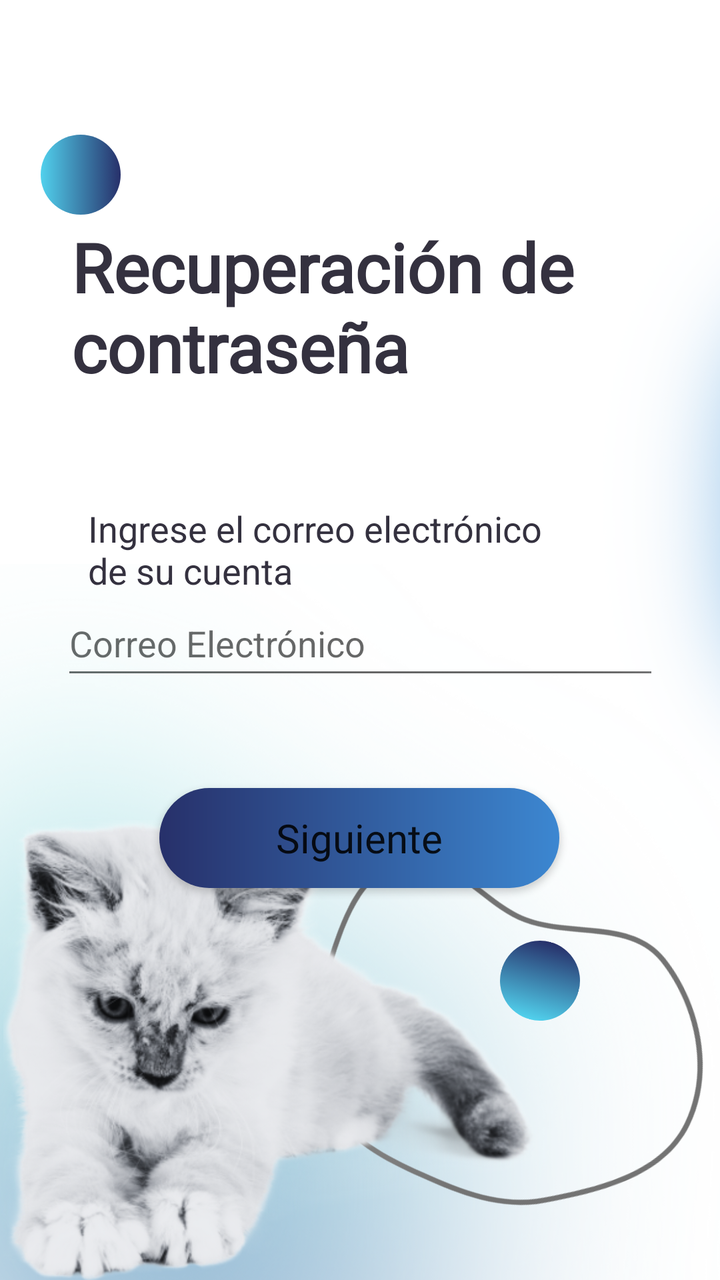
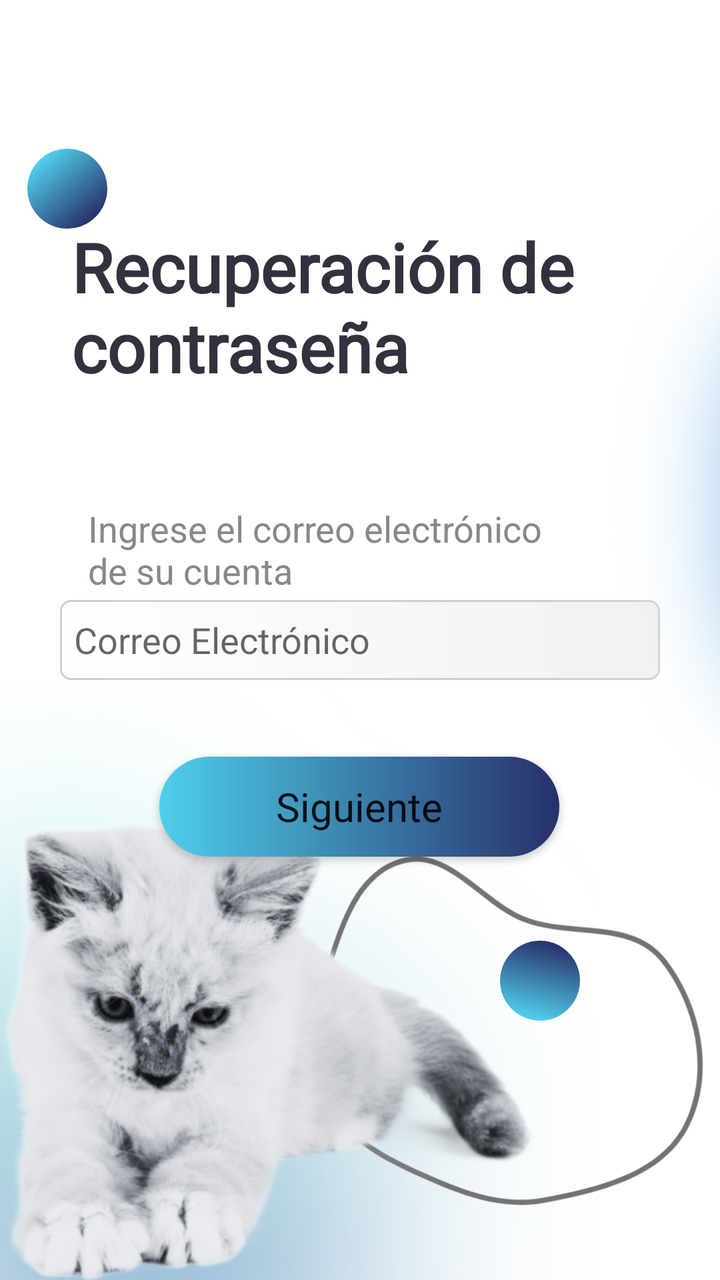

The first picture is an Android layout as it rendered before a commit; the second is the same layout after the commit. The layout source and the unified diff follow.
<!-- AndroidManifest.xml: application theme Theme.OnePetApp.NoActionBar -->
<!-- res/layout/activity_correoderecuperacion.xml -->
<?xml version="1.0" encoding="utf-8"?>
<androidx.constraintlayout.widget.ConstraintLayout xmlns:android="http://schemas.android.com/apk/res/android"
    xmlns:app="http://schemas.android.com/apk/res-auto"
    xmlns:tools="http://schemas.android.com/tools"
    android:id="@+id/main"
    android:layout_width="match_parent"
    android:layout_height="match_parent"
    tools:context=".correoderecuperacion">

    <androidx.constraintlayout.widget.ConstraintLayout
        android:layout_width="match_parent"
        android:layout_height="match_parent"
        android:background="#FFFFFF"
        android:backgroundTint="#FFFFFF">

        <ImageView
            android:id="@+id/imageView29"
            android:layout_width="wrap_content"
            android:layout_height="wrap_content"
            android:layout_marginBottom="392dp"
            app:layout_constraintBottom_toBottomOf="parent"
            app:layout_constraintEnd_toEndOf="parent"
            app:layout_constraintHorizontal_bias="0.0"
            app:layout_constraintStart_toStartOf="parent"
            app:srcCompat="@drawable/waverec1" />

        <EditText
            android:id="@+id/txtcorreorecupracion"
            android:layout_width="299dp"
            android:layout_height="49dp"
            android:ems="10"
            android:hint="Correo Electrónico"
            android:inputType="text"
            app:layout_constraintBottom_toBottomOf="parent"
            app:layout_constraintEnd_toEndOf="parent"
            app:layout_constraintStart_toStartOf="parent"
            app:layout_constraintTop_toTopOf="parent" />

        <ImageView
            android:id="@+id/imageView75"
            android:layout_width="wrap_content"
            android:layout_height="wrap_content"
            android:layout_marginTop="464dp"
            android:rotation="90"
            app:layout_constraintEnd_toEndOf="parent"
            app:layout_constraintHorizontal_bias="0.0"
            app:layout_constraintStart_toStartOf="parent"
            app:layout_constraintTop_toTopOf="@+id/imageView29"
            app:srcCompat="@drawable/degcelest" />

        <TextView
            android:id="@+id/textView13"
            android:layout_width="288dp"
            android:layout_height="98dp"
            android:fontFamily="@font/alata"
            android:text="Recuperación de contraseña"
            android:textAlignment="textStart"
            android:textColor="#34313F"
            android:textSize="34sp"
            android:textStyle="bold"
            app:layout_constraintBottom_toBottomOf="parent"
            app:layout_constraintEnd_toEndOf="parent"
            app:layout_constraintHorizontal_bias="0.495"
            app:layout_constraintStart_toStartOf="parent"
            app:layout_constraintTop_toTopOf="parent"
            app:layout_constraintVertical_bias="0.204" />

        <TextView
            android:id="@+id/textView14"
            android:layout_width="229dp"
            android:layout_height="55dp"
            android:text="Ingrese el correo electrónico de su cuenta"
            android:textAlignment="textStart"
            android:textColor="#34313F"
            android:textSize="18sp"
            app:layout_constraintBottom_toBottomOf="parent"
            app:layout_constraintEnd_toEndOf="parent"
            app:layout_constraintHorizontal_bias="0.335"
            app:layout_constraintStart_toStartOf="parent"
            app:layout_constraintTop_toTopOf="parent"
            app:layout_constraintVertical_bias="0.431" />

        <ImageView
            android:id="@+id/imageView77"
            android:layout_width="195dp"
            android:layout_height="206dp"
            android:rotation="-23"
            app:layout_constraintBottom_toBottomOf="parent"
            app:layout_constraintEnd_toEndOf="parent"
            app:layout_constraintHorizontal_bias="0.925"
            app:layout_constraintStart_toStartOf="parent"
            app:layout_constraintTop_toTopOf="parent"
            app:layout_constraintVertical_bias="0.943"
            app:srcCompat="@drawable/bgtres" />

        <ImageView
            android:id="@+id/imageView66"
            android:layout_width="wrap_content"
            android:layout_height="wrap_content"
            android:layout_marginTop="396dp"
            app:layout_constraintEnd_toEndOf="parent"
            app:layout_constraintHorizontal_bias="1.0"
            app:layout_constraintStart_toStartOf="parent"
            app:layout_constraintTop_toTopOf="parent"
            app:srcCompat="@drawable/waverec2" />

        <ImageView
            android:id="@+id/imageView73"
            android:layout_width="277dp"
            android:layout_height="230dp"
            app:layout_constraintBottom_toBottomOf="parent"
            app:layout_constraintEnd_toEndOf="parent"
            app:layout_constraintHorizontal_bias="0.0"
            app:layout_constraintStart_toStartOf="parent"
            app:layout_constraintTop_toTopOf="parent"
            app:layout_constraintVertical_bias="1.0"
            app:srcCompat="@drawable/imagengato4" />

        <ImageButton
            android:id="@+id/btnVolverCDR"
            android:layout_width="wrap_content"
            android:layout_height="wrap_content"
            android:backgroundTint="#00FFFFFF"
            android:tint="#FFFFFF"
            app:layout_constraintBottom_toBottomOf="parent"
            app:layout_constraintEnd_toEndOf="parent"
            app:layout_constraintHorizontal_bias="0.044"
            app:layout_constraintStart_toStartOf="parent"
            app:layout_constraintTop_toTopOf="parent"
            app:layout_constraintVertical_bias="0.019"
            app:srcCompat="@drawable/baseline_arrow_back_ios_24" />

        <Button
            android:id="@+id/btncorreorecuperacion"
            android:layout_width="200dp"
            android:layout_height="50dp"
            android:background="@drawable/btnazul"
            android:fontFamily="@font/alata"
            android:text="Siguiente"
            android:textAllCaps="false"
            android:textSize="20sp"
            app:backgroundTint="@null"
            app:layout_constraintBottom_toBottomOf="parent"
            app:layout_constraintEnd_toEndOf="parent"
            app:layout_constraintHorizontal_bias="0.497"
            app:layout_constraintStart_toStartOf="parent"
            app:layout_constraintTop_toTopOf="parent"
            app:layout_constraintVertical_bias="0.668" />

        <ImageView
            android:id="@+id/imageView76"
            android:layout_width="206dp"
            android:layout_height="181dp"
            android:layout_marginStart="256dp"
            app:layout_constraintBottom_toBottomOf="parent"
            app:layout_constraintStart_toStartOf="parent"
            app:layout_constraintTop_toTopOf="parent"
            app:layout_constraintVertical_bias="0.0"
            app:srcCompat="@drawable/blobw4" />

        <ImageView
            android:id="@+id/imageView78"
            android:layout_width="40dp"
            android:layout_height="40dp"
            android:rotation="-75"
            app:layout_constraintBottom_toBottomOf="parent"
            app:layout_constraintEnd_toEndOf="parent"
            app:layout_constraintHorizontal_bias="0.781"
            app:layout_constraintStart_toStartOf="parent"
            app:layout_constraintTop_toTopOf="parent"
            app:layout_constraintVertical_bias="0.784"
            app:srcCompat="@drawable/circulocelesteazul" />

        <ImageView
            android:id="@+id/imageView79"
            android:layout_width="366dp"
            android:layout_height="323dp"
            android:layout_marginStart="172dp"
            android:rotation="90"
            app:layout_constraintBottom_toBottomOf="parent"
            app:layout_constraintStart_toStartOf="parent"
            app:layout_constraintTop_toTopOf="parent"
            app:layout_constraintVertical_bias="0.25"
            app:srcCompat="@drawable/degb5" />

        <ImageView
            android:id="@+id/imageView80"
            android:layout_width="40dp"
            android:layout_height="40dp"
            app:layout_constraintBottom_toBottomOf="parent"
            app:layout_constraintEnd_toEndOf="parent"
            app:layout_constraintHorizontal_bias="0.064"
            app:layout_constraintStart_toStartOf="parent"
            app:layout_constraintTop_toTopOf="parent"
            app:layout_constraintVertical_bias="0.112"
            app:srcCompat="@drawable/circulocelesteazul" />

    </androidx.constraintlayout.widget.ConstraintLayout>

</androidx.constraintlayout.widget.ConstraintLayout>
<!-- resources referenced by this layout -->
<resources>
  <!-- drawable baseline_arrow_back_ios_24 (drawable) -->
  <vector xmlns:android="http://schemas.android.com/apk/res/android" android:autoMirrored="true" android:height="24dp" android:tint="#000000" android:viewportHeight="24" android:viewportWidth="24" android:width="24dp">
        
      <path android:fillColor="@android:color/white" android:pathData="M11.67,3.87L9.9,2.1 0,12l9.9,9.9 1.77,-1.77L3.54,12z"/>
      
  </vector>
  <!-- drawable bgtres: png bitmap (drawable, 17679 bytes) -->
  <!-- drawable blobw4: png bitmap (drawable, 11068 bytes) -->
  <!-- drawable btnazul (drawable) -->
  <?xml version="1.0" encoding="utf-8"?>
  <shape xmlns:android="http://schemas.android.com/apk/res/android"
      android:shape="rectangle">
      <gradient
          android:startColor="#27306A"
          android:endColor="#3C87D1">
      </gradient>
      <corners android:radius="1000dp"></corners>
  </shape>
  <!-- drawable circulocelesteazul (drawable) -->
  <?xml version="1.0" encoding="utf-8"?>
  <selector xmlns:android="http://schemas.android.com/apk/res/android">
      <item>
          <shape>
              <gradient
                  android:startColor="#51D1ED"
                  android:endColor="#27306A">
              </gradient>
              <corners android:radius="1000dp"></corners>
          </shape>
      </item>
  </selector>
  <!-- drawable degb5: png bitmap (drawable, 61787 bytes) -->
  <!-- drawable degcelest: png bitmap (drawable, 239595 bytes) -->
  <!-- drawable imagengato4: png bitmap (drawable, 179039 bytes) -->
  <!-- drawable waverec1: png bitmap (drawable, 12772 bytes) -->
  <!-- drawable waverec2: png bitmap (drawable, 8374 bytes) -->
  <style name="Theme.OnePetApp.NoActionBar">
          <item name="windowActionBar">false</item>
          <item name="windowNoTitle">true</item>
      </style>
</resources>

<!-- the commit's change to res/layout/activity_correoderecuperacion.xml (unified diff, before → after) -->
@@ -11,26 +11,28 @@
         android:layout_width="match_parent"
         android:layout_height="match_parent"
         android:background="#FFFFFF"
-        android:backgroundTint="#FFFFFF">
-
-        <ImageView
-            android:id="@+id/imageView29"
+        android:backgroundTint="#FFFFFF"
+        tools:layout_editor_absoluteX="0dp"
+        tools:layout_editor_absoluteY="-76dp">
+
+        <ImageView
+            android:id="@+id/imageView238"
             android:layout_width="wrap_content"
             android:layout_height="wrap_content"
-            android:layout_marginBottom="392dp"
-            app:layout_constraintBottom_toBottomOf="parent"
-            app:layout_constraintEnd_toEndOf="parent"
-            app:layout_constraintHorizontal_bias="0.0"
-            app:layout_constraintStart_toStartOf="parent"
-            app:srcCompat="@drawable/waverec1" />
+            android:layout_marginBottom="544dp"
+            app:layout_constraintBottom_toBottomOf="parent"
+            app:layout_constraintStart_toStartOf="parent"
+            app:srcCompat="@drawable/wavecomplete2" />
 
         <EditText
             android:id="@+id/txtcorreorecupracion"
-            android:layout_width="299dp"
-            android:layout_height="49dp"
+            android:layout_width="300dp"
+            android:layout_height="40dp"
+            android:background="@drawable/bordecajasg"
             android:ems="10"
             android:hint="Correo Electrónico"
             android:inputType="text"
+            android:padding="7dp"
             app:layout_constraintBottom_toBottomOf="parent"
             app:layout_constraintEnd_toEndOf="parent"
             app:layout_constraintStart_toStartOf="parent"
@@ -38,14 +40,15 @@
 
         <ImageView
             android:id="@+id/imageView75"
-            android:layout_width="wrap_content"
-            android:layout_height="wrap_content"
-            android:layout_marginTop="464dp"
+            android:layout_width="300dp"
+            android:layout_height="300dp"
             android:rotation="90"
+            app:layout_constraintBottom_toBottomOf="parent"
             app:layout_constraintEnd_toEndOf="parent"
             app:layout_constraintHorizontal_bias="0.0"
             app:layout_constraintStart_toStartOf="parent"
-            app:layout_constraintTop_toTopOf="@+id/imageView29"
+            app:layout_constraintTop_toTopOf="parent"
+            app:layout_constraintVertical_bias="1.0"
             app:srcCompat="@drawable/degcelest" />
 
         <TextView
@@ -71,7 +74,7 @@
             android:layout_height="55dp"
             android:text="Ingrese el correo electrónico de su cuenta"
             android:textAlignment="textStart"
-            android:textColor="#34313F"
+            android:textColor="#8C8686"
             android:textSize="18sp"
             app:layout_constraintBottom_toBottomOf="parent"
             app:layout_constraintEnd_toEndOf="parent"
@@ -92,17 +95,6 @@
             app:layout_constraintTop_toTopOf="parent"
             app:layout_constraintVertical_bias="0.943"
             app:srcCompat="@drawable/bgtres" />
-
-        <ImageView
-            android:id="@+id/imageView66"
-            android:layout_width="wrap_content"
-            android:layout_height="wrap_content"
-            android:layout_marginTop="396dp"
-            app:layout_constraintEnd_toEndOf="parent"
-            app:layout_constraintHorizontal_bias="1.0"
-            app:layout_constraintStart_toStartOf="parent"
-            app:layout_constraintTop_toTopOf="parent"
-            app:srcCompat="@drawable/waverec2" />
 
         <ImageView
             android:id="@+id/imageView73"
@@ -130,11 +122,69 @@
             app:layout_constraintVertical_bias="0.019"
             app:srcCompat="@drawable/baseline_arrow_back_ios_24" />
 
+        <ImageView
+            android:id="@+id/imageView76"
+            android:layout_width="206dp"
+            android:layout_height="181dp"
+            android:layout_marginStart="256dp"
+            app:layout_constraintBottom_toBottomOf="parent"
+            app:layout_constraintStart_toStartOf="parent"
+            app:layout_constraintTop_toTopOf="parent"
+            app:layout_constraintVertical_bias="0.0"
+            app:srcCompat="@drawable/blobw4" />
+
+        <ImageView
+            android:id="@+id/imageView78"
+            android:layout_width="40dp"
+            android:layout_height="40dp"
+            android:rotation="-75"
+            app:layout_constraintBottom_toBottomOf="parent"
+            app:layout_constraintEnd_toEndOf="parent"
+            app:layout_constraintHorizontal_bias="0.781"
+            app:layout_constraintStart_toStartOf="parent"
+            app:layout_constraintTop_toTopOf="parent"
+            app:layout_constraintVertical_bias="0.784"
+            app:srcCompat="@drawable/circulocelesteazul" />
+
+        <ImageView
+            android:id="@+id/imageView79"
+            android:layout_width="366dp"
+            android:layout_height="323dp"
+            android:layout_marginStart="172dp"
+            android:rotation="90"
+            app:layout_constraintBottom_toBottomOf="parent"
+            app:layout_constraintStart_toStartOf="parent"
+            app:layout_constraintTop_toTopOf="parent"
+            app:layout_constraintVertical_bias="0.25"
+            app:srcCompat="@drawable/degb5" />
+
+        <ImageView
+            android:id="@+id/imageView80"
+            android:layout_width="40dp"
+            android:layout_height="40dp"
+            android:rotation="49"
+            app:layout_constraintBottom_toBottomOf="parent"
+            app:layout_constraintEnd_toEndOf="parent"
+            app:layout_constraintHorizontal_bias="0.043"
+            app:layout_constraintStart_toStartOf="parent"
+            app:layout_constraintTop_toTopOf="parent"
+            app:layout_constraintVertical_bias="0.124"
+            app:srcCompat="@drawable/circulocelesteazul" />
+
+        <ImageView
+            android:id="@+id/imageView239"
+            android:layout_width="wrap_content"
+            android:layout_height="wrap_content"
+            android:layout_marginTop="424dp"
+            app:layout_constraintTop_toTopOf="parent"
+            app:srcCompat="@drawable/waveesquina1"
+            tools:layout_editor_absoluteX="16dp" />
+
         <Button
             android:id="@+id/btncorreorecuperacion"
             android:layout_width="200dp"
             android:layout_height="50dp"
-            android:background="@drawable/btnazul"
+            android:background="@drawable/btnsi"
             android:fontFamily="@font/alata"
             android:text="Siguiente"
             android:textAllCaps="false"
@@ -145,55 +195,7 @@
             app:layout_constraintHorizontal_bias="0.497"
             app:layout_constraintStart_toStartOf="parent"
             app:layout_constraintTop_toTopOf="parent"
-            app:layout_constraintVertical_bias="0.668" />
-
-        <ImageView
-            android:id="@+id/imageView76"
-            android:layout_width="206dp"
-            android:layout_height="181dp"
-            android:layout_marginStart="256dp"
-            app:layout_constraintBottom_toBottomOf="parent"
-            app:layout_constraintStart_toStartOf="parent"
-            app:layout_constraintTop_toTopOf="parent"
-            app:layout_constraintVertical_bias="0.0"
-            app:srcCompat="@drawable/blobw4" />
-
-        <ImageView
-            android:id="@+id/imageView78"
-            android:layout_width="40dp"
-            android:layout_height="40dp"
-            android:rotation="-75"
-            app:layout_constraintBottom_toBottomOf="parent"
-            app:layout_constraintEnd_toEndOf="parent"
-            app:layout_constraintHorizontal_bias="0.781"
-            app:layout_constraintStart_toStartOf="parent"
-            app:layout_constraintTop_toTopOf="parent"
-            app:layout_constraintVertical_bias="0.784"
-            app:srcCompat="@drawable/circulocelesteazul" />
-
-        <ImageView
-            android:id="@+id/imageView79"
-            android:layout_width="366dp"
-            android:layout_height="323dp"
-            android:layout_marginStart="172dp"
-            android:rotation="90"
-            app:layout_constraintBottom_toBottomOf="parent"
-            app:layout_constraintStart_toStartOf="parent"
-            app:layout_constraintTop_toTopOf="parent"
-            app:layout_constraintVertical_bias="0.25"
-            app:srcCompat="@drawable/degb5" />
-
-        <ImageView
-            android:id="@+id/imageView80"
-            android:layout_width="40dp"
-            android:layout_height="40dp"
-            app:layout_constraintBottom_toBottomOf="parent"
-            app:layout_constraintEnd_toEndOf="parent"
-            app:layout_constraintHorizontal_bias="0.064"
-            app:layout_constraintStart_toStartOf="parent"
-            app:layout_constraintTop_toTopOf="parent"
-            app:layout_constraintVertical_bias="0.112"
-            app:srcCompat="@drawable/circulocelesteazul" />
+            app:layout_constraintVertical_bias="0.641" />
 
     </androidx.constraintlayout.widget.ConstraintLayout>
 
<!-- resource entries referenced after the edit -->
@@ -8,13 +8,29 @@
   </vector>
   <!-- drawable bgtres: png bitmap (drawable, 17679 bytes) -->
   <!-- drawable blobw4: png bitmap (drawable, 11068 bytes) -->
-  <!-- drawable btnazul (drawable) -->
+  <!-- drawable bordecajasg (drawable) -->
+  <?xml version="1.0" encoding="utf-8"?>
+  <selector xmlns:android="http://schemas.android.com/apk/res/android">
+      <item>
+          <shape>
+              <gradient
+                  android:startColor="#ffffff"
+                  android:endColor="#f1f1f1">
+              </gradient>
+              <corners android:radius="5dp">
+              </corners>
+              <stroke android:width="1dp"
+                  android:color="#cfcfcf" />
+          </shape>
+      </item>
+  </selector>
+  <!-- drawable btnsi (drawable) -->
   <?xml version="1.0" encoding="utf-8"?>
   <shape xmlns:android="http://schemas.android.com/apk/res/android"
       android:shape="rectangle">
       <gradient
-          android:startColor="#27306A"
-          android:endColor="#3C87D1">
+          android:startColor="#4ECFEB"
+          android:endColor="#27306A">
       </gradient>
       <corners android:radius="1000dp"></corners>
   </shape>
@@ -34,8 +50,8 @@
   <!-- drawable degb5: png bitmap (drawable, 61787 bytes) -->
   <!-- drawable degcelest: png bitmap (drawable, 239595 bytes) -->
   <!-- drawable imagengato4: png bitmap (drawable, 179039 bytes) -->
-  <!-- drawable waverec1: png bitmap (drawable, 12772 bytes) -->
-  <!-- drawable waverec2: png bitmap (drawable, 8374 bytes) -->
+  <!-- drawable wavecomplete2: png bitmap (drawable, 30812 bytes) -->
+  <!-- drawable waveesquina1: png bitmap (drawable, 14286 bytes) -->
   <style name="Theme.OnePetApp.NoActionBar">
           <item name="windowActionBar">false</item>
           <item name="windowNoTitle">true</item>
